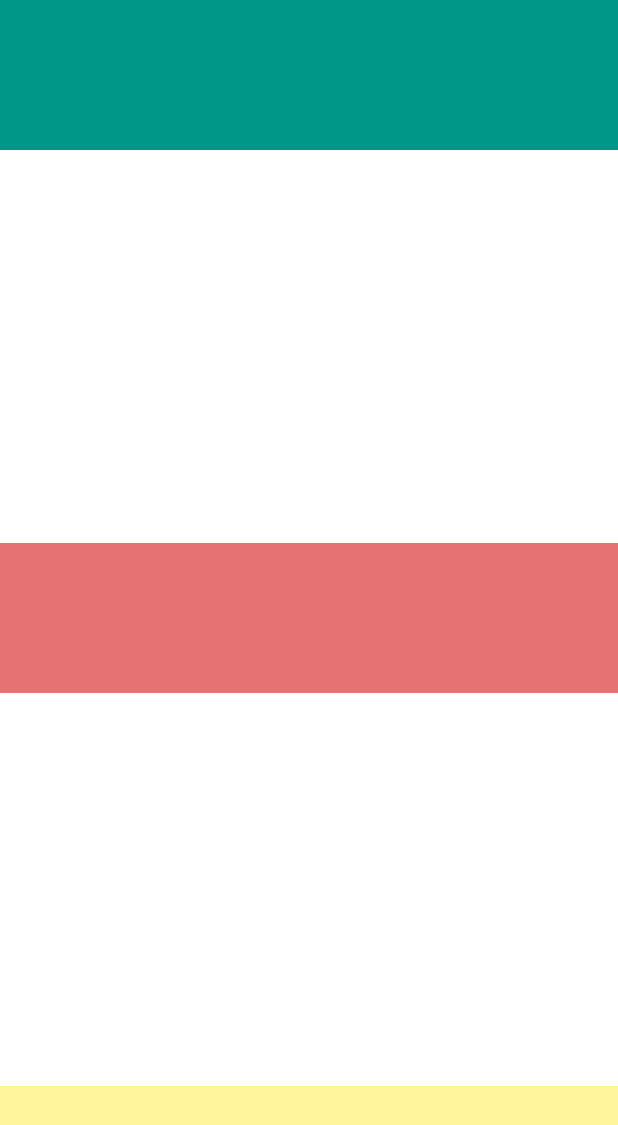
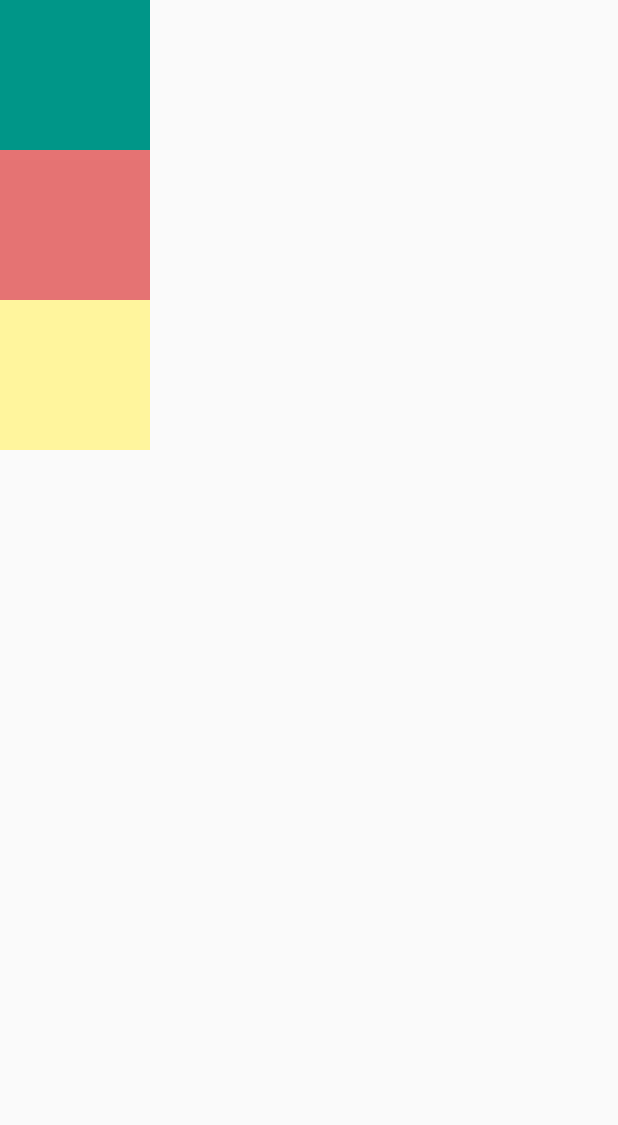
Before and after one commit to wachiranduati/flutter_app_components, a Flutter app: the screen it shows after launch, on a phone screen of 412 x 824 dp. Shown: the top 1125 px of the screen. Run offline on Flutter 3.47's test engine with Material 2 defaults, Android fonts, the phone set to English and light mode, and no system bars.

```diff
--- a/lib/main.dart
+++ b/lib/main.dart
@@ -9,28 +9,24 @@ class HomeApp extends StatelessWidget {
   Widget build(BuildContext context) {
     return MaterialApp(
       home: Scaffold(
-        backgroundColor: Colors.white,
-        body: SafeArea(
-          child: Column( // column works just as a row except the orientation is in a differnt direction
-            crossAxisAlignment: CrossAxisAlignment.stretch,// use this property to tweak horizontal properties for the children
-            mainAxisAlignment: MainAxisAlignment.spaceBetween,// use this to tweak children properties verticallyfor the children
+        body: SafeArea(// navigate to the lib folder in ...> flutter_app_components/lib/products.dart
+          child: Column(
             children: <Widget>[
               Container(
                 height: 100,
                 width: 100,
-                color: Colors.teal,//note the colour used is from the material theme
+                color: Colors.teal,
               ),
               Container(
                 height: 100,
                 width: 100,
-                color: Colors.red.shade300,// to the material colors you can also add a shade to them
+                color: Colors.red.shade300,
               ),
               Container(
                 height: 100,
                 width: 100,
-                color: Colors.yellow[200],// another way to add shades to the material colors
-              )
-            ],
+                color: Colors.yellow[200],
+              )],
           ),
         ),
       )
```
Also changed, not shown: lib/products.dart (added, +14 -0 lines), 1 other file.
